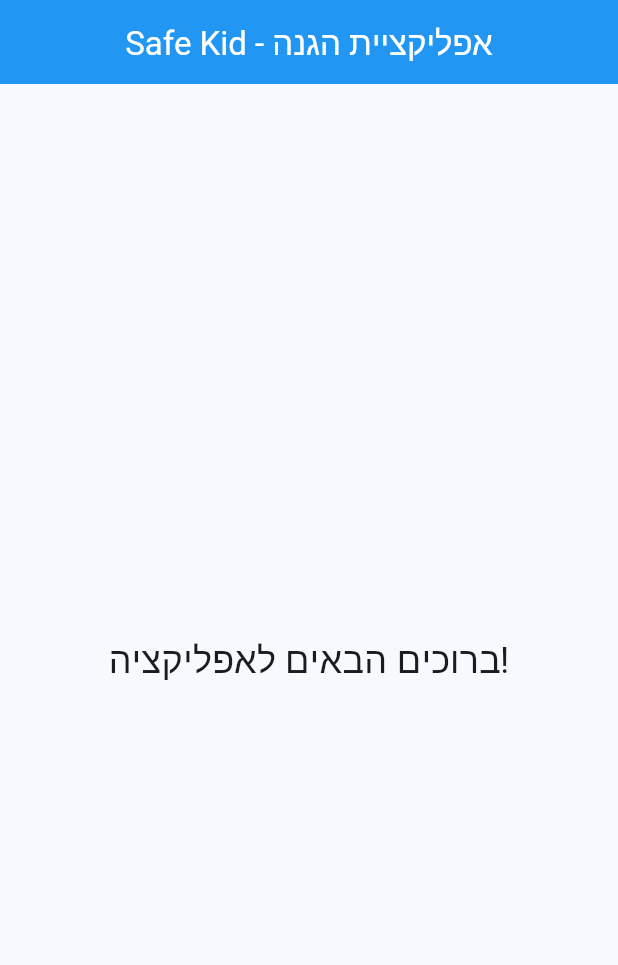
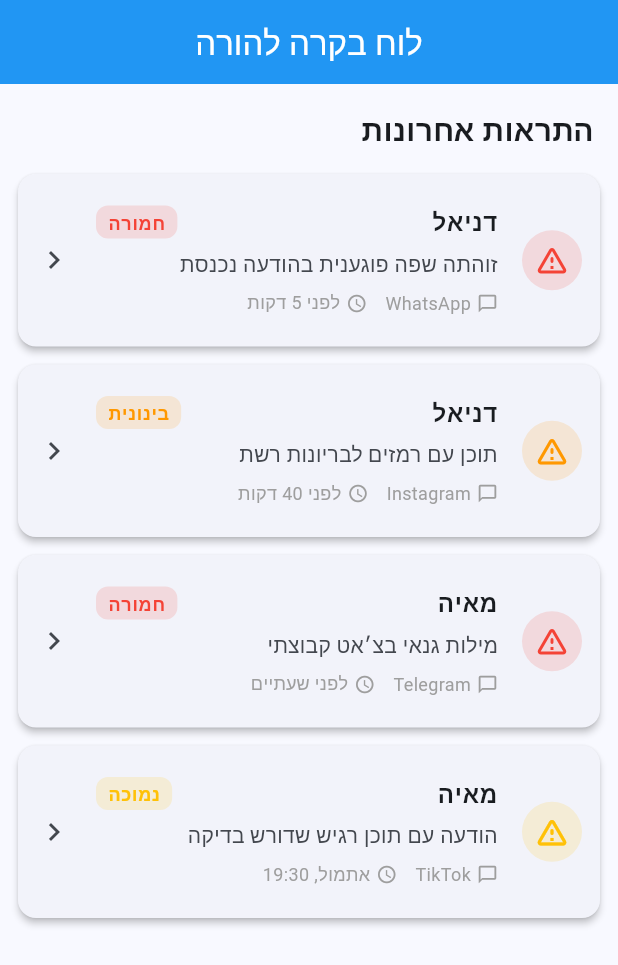
Before and after one commit to Naseemsrour506/project_iyad, a Flutter app: the screen it shows after launch, on a phone screen of 412 x 824 dp. Shown: the top 965 px of the screen. Run offline on Flutter 3.47's test engine with Material 3 defaults, Android fonts, the phone set to English and light mode, and no system bars.

Commit message:
feat(client): add parent dashboard as launch screen
- Create screens/parent/parent_dashboard.dart with alert cards for offensive-message notifications (RTL, severity tags, mock data)
- Point main.dart home to ParentDashboard and remove the old MainScreen

Co-Authored-By: Claude Opus 4.8 (1M context) <noreply@anthropic.com>

```diff
--- a/client/lib/main.dart
+++ b/client/lib/main.dart
@@ -1,4 +1,5 @@
 import 'package:flutter/material.dart';
+import 'screens/parent/parent_dashboard.dart';
 
 void main() {
   runApp(const SafeKidApp());
@@ -15,31 +16,8 @@ class SafeKidApp extends StatelessWidget {
         colorScheme: ColorScheme.fromSeed(seedColor: Colors.blue),
         useMaterial3: true,
       ),
-      // כאן אנחנו קובעים איזה מסך יעלה ראשון
-      home: const MainScreen(),
+      // מסך הפתיחה: לוח הבקרה להורה
+      home: const ParentDashboard(),
     );
   }
 }
-
-// יצירת המסך הראשון שלנו
-class MainScreen extends StatelessWidget {
-  const MainScreen({super.key});
-
-  @override
-  Widget build(BuildContext context) {
-    return Scaffold(
-      appBar: AppBar(
-        title: const Text('Safe Kid - אפליקציית הגנה'),
-        centerTitle: true,
-        backgroundColor: Colors.blue,
-        foregroundColor: Colors.white,
-      ),
-      body: const Center(
-        child: Text(
-          'ברוכים הבאים לאפליקציה!',
-          style: TextStyle(fontSize: 24),
-        ),
-      ),
-    );
-  }
-}
--- /dev/null
+++ b/client/lib/screens/parent/parent_dashboard.dart
@@ -0,0 +1,192 @@
+import 'package:flutter/material.dart';
+
+/// מודל פשוט שמייצג התראה בודדת על הודעה פוגענית.
+class AlertItem {
+  final String childName;
+  final String message;
+  final String platform;
+  final String time;
+  final String severity; // 'high' | 'medium' | 'low'
+
+  const AlertItem({
+    required this.childName,
+    required this.message,
+    required this.platform,
+    required this.time,
+    required this.severity,
+  });
+}
+
+/// מסך 'לוח בקרה להורה' – מציג רשימת כרטיסיות עם התראות אחרונות
+/// על הודעות פוגעניות שזוהו.
+class ParentDashboard extends StatelessWidget {
+  const ParentDashboard({super.key});
+
+  // נתוני דמה (Mock) – בהמשך יוחלפו בנתונים מהשרת.
+  static const List<AlertItem> _alerts = [
+    AlertItem(
+      childName: 'דניאל',
+      message: 'זוהתה שפה פוגענית בהודעה נכנסת',
+      platform: 'WhatsApp',
+      time: 'לפני 5 דקות',
+      severity: 'high',
+    ),
+    AlertItem(
+      childName: 'דניאל',
+      message: 'תוכן עם רמזים לבריונות רשת',
+      platform: 'Instagram',
+      time: 'לפני 40 דקות',
+      severity: 'medium',
+    ),
+    AlertItem(
+      childName: 'מאיה',
+      message: 'מילות גנאי בצ׳אט קבוצתי',
+      platform: 'Telegram',
+      time: 'לפני שעתיים',
+      severity: 'high',
+    ),
+    AlertItem(
+      childName: 'מאיה',
+      message: 'הודעה עם תוכן רגיש שדורש בדיקה',
+      platform: 'TikTok',
+      time: 'אתמול, 19:30',
+      severity: 'low',
+    ),
+  ];
+
+  @override
+  Widget build(BuildContext context) {
+    // עטיפה ב-RTL כדי שהממשק יוצג נכון בעברית.
+    return Directionality(
+      textDirection: TextDirection.rtl,
+      child: Scaffold(
+        appBar: AppBar(
+          title: const Text('לוח בקרה להורה'),
+          centerTitle: true,
+          backgroundColor: Colors.blue,
+          foregroundColor: Colors.white,
+        ),
+        body: Column(
+          crossAxisAlignment: CrossAxisAlignment.start,
+          children: [
+            const Padding(
+              padding: EdgeInsets.fromLTRB(16, 16, 16, 8),
+              child: Text(
+                'התראות אחרונות',
+                style: TextStyle(fontSize: 20, fontWeight: FontWeight.bold),
+              ),
+            ),
+            Expanded(
+              child: ListView.builder(
+                padding: const EdgeInsets.symmetric(horizontal: 12),
+                itemCount: _alerts.length,
+                itemBuilder: (context, index) {
+                  return _AlertCard(alert: _alerts[index]);
+                },
+              ),
+            ),
+          ],
+        ),
+      ),
+    );
+  }
+}
+
+/// כרטיסייה בודדת המציגה התראה אחת.
+class _AlertCard extends StatelessWidget {
+  final AlertItem alert;
+
+  const _AlertCard({required this.alert});
+
+  Color get _severityColor {
+    switch (alert.severity) {
+      case 'high':
+        return Colors.red;
+      case 'medium':
+        return Colors.orange;
+      default:
+        return Colors.amber;
+    }
+  }
+
+  String get _severityLabel {
+    switch (alert.severity) {
+      case 'high':
+        return 'חמורה';
+      case 'medium':
+        return 'בינונית';
+      default:
+        return 'נמוכה';
+    }
+  }
+
+  @override
+  Widget build(BuildContext context) {
+    return Card(
+      margin: const EdgeInsets.symmetric(vertical: 6),
+      elevation: 2,
+      shape: RoundedRectangleBorder(
+        borderRadius: BorderRadius.circular(12),
+      ),
+      child: ListTile(
+        contentPadding: const EdgeInsets.all(12),
+        leading: CircleAvatar(
+          backgroundColor: _severityColor.withValues(alpha: 0.15),
+          child: Icon(Icons.warning_amber_rounded, color: _severityColor),
+        ),
+        title: Row(
+          children: [
+            Expanded(
+              child: Text(
+                alert.childName,
+                style: const TextStyle(fontWeight: FontWeight.bold),
+              ),
+            ),
+            Container(
+              padding: const EdgeInsets.symmetric(horizontal: 8, vertical: 2),
+              decoration: BoxDecoration(
+                color: _severityColor.withValues(alpha: 0.15),
+                borderRadius: BorderRadius.circular(8),
+              ),
+              child: Text(
+                _severityLabel,
+                style: TextStyle(
+                  color: _severityColor,
+                  fontWeight: FontWeight.bold,
+                  fontSize: 12,
+                ),
+              ),
+            ),
+          ],
+        ),
+        subtitle: Padding(
+          padding: const EdgeInsets.only(top: 6),
+          child: Column(
+            crossAxisAlignment: CrossAxisAlignment.start,
+            children: [
+              Text(alert.message),
+              const SizedBox(height: 6),
+              Row(
+                children: [
+                  const Icon(Icons.chat_bubble_outline, size: 14, color: Colors.grey),
+                  const SizedBox(width: 4),
+                  Text(alert.platform,
+                      style: const TextStyle(color: Colors.grey, fontSize: 12)),
+                  const SizedBox(width: 12),
+                  const Icon(Icons.access_time, size: 14, color: Colors.grey),
+                  const SizedBox(width: 4),
+                  Text(alert.time,
+                      style: const TextStyle(color: Colors.grey, fontSize: 12)),
+                ],
+              ),
+            ],
+          ),
+        ),
+        trailing: const Icon(Icons.chevron_left),
+        onTap: () {
+          // בהמשך: ניווט למסך פירוט ההתראה.
+        },
+      ),
+    );
+  }
+}
```
